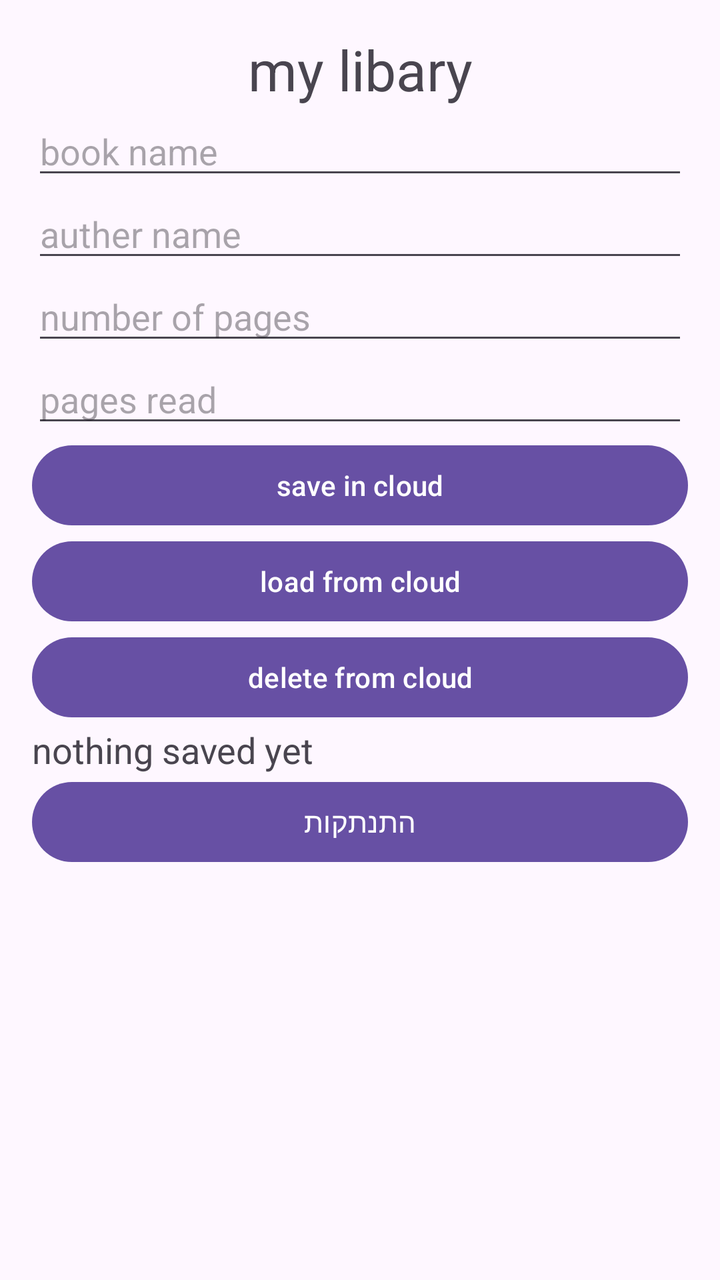
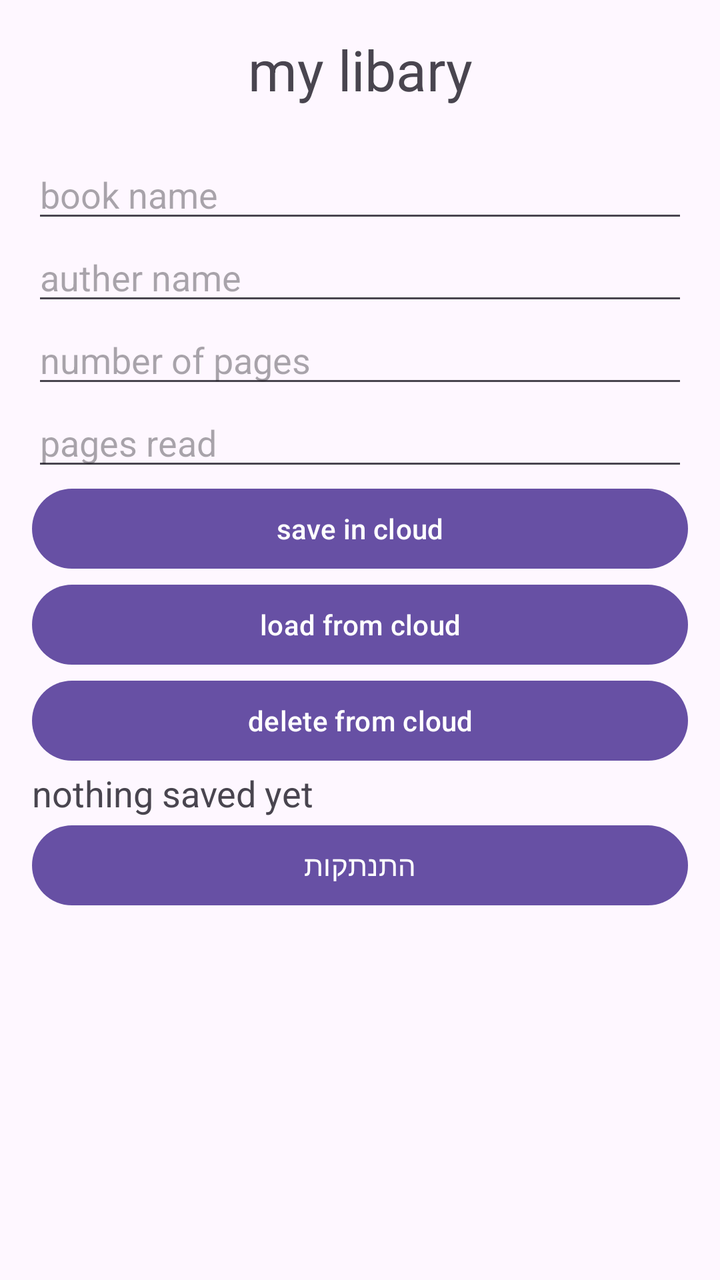

Before-and-after screenshots of an Android layout around one commit, followed by the original layout XML and the change that was made.
<!-- AndroidManifest.xml: application theme Theme.MyLibrary -->
<!-- res/layout/activity_main.xml -->
<?xml version="1.0" encoding="utf-8"?>
<LinearLayout xmlns:android="http://schemas.android.com/apk/res/android"
    android:id="@+id/main"
    android:layout_width="match_parent"
    android:layout_height="match_parent"
    android:orientation="vertical"
    android:padding="16dp">

    

    <TextView
        android:id="@+id/tvTitle"
        android:layout_width="match_parent"
        android:layout_height="wrap_content"
        android:textSize="28sp"
        android:textAlignment="center"
        android:text="my libary" />

    <EditText
        android:id="@+id/etBook"
        android:layout_width="match_parent"
        android:layout_height="wrap_content"
        android:ems="10"
        android:inputType="text"
        android:hint="book name" />

    <EditText
        android:id="@+id/etAuthor"
        android:layout_width="match_parent"
        android:layout_height="wrap_content"
        android:ems="10"
        android:inputType="text"
        android:hint="auther name" />

    <EditText
        android:id="@+id/etPages"
        android:layout_width="match_parent"
        android:layout_height="wrap_content"
        android:ems="10"
        android:inputType="number"
        android:maxLength="4"
        android:hint="number of pages" />

    <EditText
        android:id="@+id/etRead"
        android:layout_width="match_parent"
        android:layout_height="wrap_content"
        android:ems="10"
        android:inputType="number"
        android:maxLength="4"
        android:hint="pages read" />

    <Button
        android:id="@+id/btnSave"
        android:layout_width="match_parent"
        android:layout_height="wrap_content"
        android:text="save in cloud" />

    <Button
        android:id="@+id/btnLoad"
        android:layout_width="match_parent"
        android:layout_height="wrap_content"
        android:text="load from cloud" />

    <Button
        android:id="@+id/btnDelete"
        android:layout_width="match_parent"
        android:layout_height="wrap_content"
        android:text="delete from cloud" />

    <TextView
        android:id="@+id/tvStatus"
        android:layout_width="match_parent"
        android:layout_height="wrap_content"
        android:textSize="18sp"
        android:text="nothing saved yet" />

    <Button
        android:id="@+id/btnLogout"
        android:layout_width="match_parent"
        android:layout_height="wrap_content"
        android:text="התנתקות" />


</LinearLayout>
<!-- resources referenced by this layout -->
<resources>
  <style name="Theme.MyLibrary" parent="Base.Theme.MyLibrary" />
  <style name="Base.Theme.MyLibrary" parent="Theme.Material3.DayNight.NoActionBar">
          
          
      </style>
</resources>

<!-- the commit's change to res/layout/activity_main.xml (unified diff, before → after) -->
@@ -15,6 +15,14 @@
         android:textSize="28sp"
         android:textAlignment="center"
         android:text="my libary" />
+
+    <TextView
+        android:id="@+id/tvUser"
+        android:layout_width="match_parent"
+        android:layout_height="wrap_content"
+        android:textSize="16sp"
+        android:textAlignment="center"
+        android:text="" />
 
     <EditText
         android:id="@+id/etBook"
